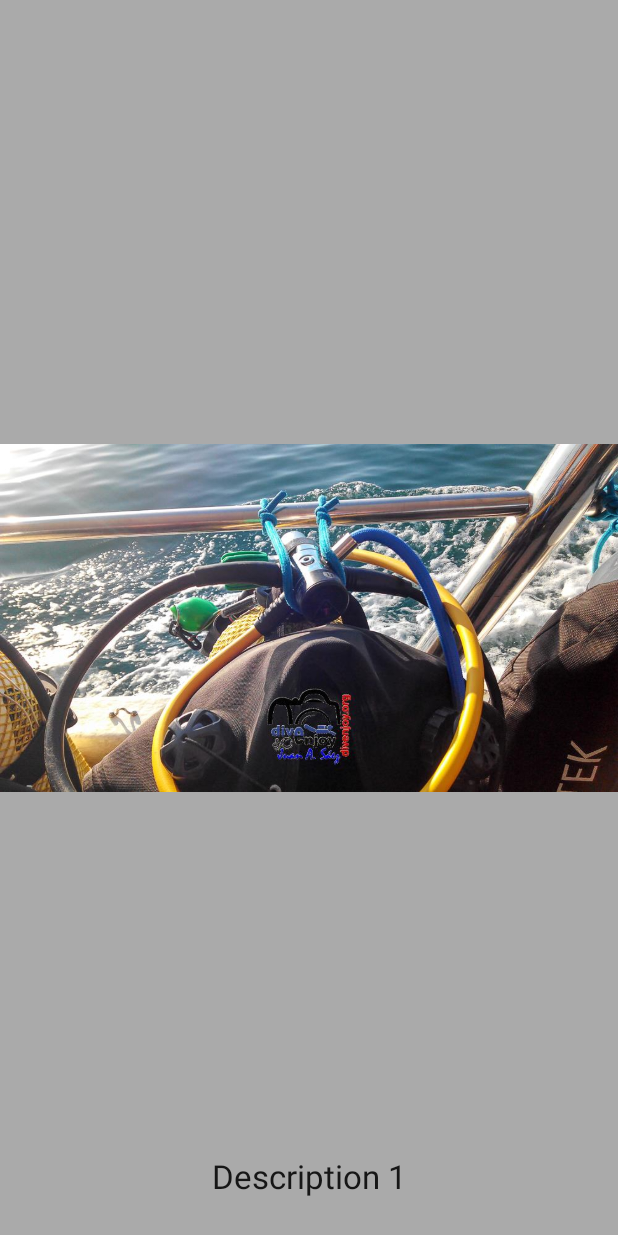
After one commit to cristiancamps93/DiveEnjoy, an Android app: the SwipeImageActivity screen opened directly, with no data from a screen before it, on a phone screen of 412 x 824 dp. The commit adds this screen. Run offline under Robolectric (Android 15) with nearby library versions, the phone set to English and light mode, and no system bars; 1 statement that could not run was skipped.

Commit message:
Implementamos la activity galeria, con las clases showgalleryactivity (enseña la galeria), swipeimageactivity (vista de la imagen), y sus correspondientes layouts. Agregamos el fichero de configuracion /menu/my.xml. Añadimos en el manifest de android las actividades hechas anteriormente mencionadas. Creamos un fichero de arrays en values que contendra todas las descripciones de las imagenes.

```diff
--- a/app/src/main/java/com/example/cristiancamps/diveenjoy/CalendarioActivity.java
+++ b/app/src/main/java/com/example/cristiancamps/diveenjoy/CalendarioActivity.java
@@ -10,7 +10,11 @@ public class CalendarioActivity extends AppCompatActivity {
 
     WebView calendar;
     // correo: buceodisfruta@gmail.com // pass: gCavaliers93
+    //Link html5
     String url = "https://calendar.google.com/calendar/embed?src=buceodisfruta%40gmail.com&ctz=Europe%2FMadrid";
+    //Link web
+    //String url = "https://calendar.google.com/calendar/r?cid=buceodisfruta@gmail.com&cid=2k5diom7ca01m77voko9arcvf8@group.calendar.google.com";
+
 
     @Override
     protected void onCreate(Bundle savedInstanceState) {
--- /dev/null
+++ b/app/src/main/java/com/example/cristiancamps/diveenjoy/SwipeImageActivity.java
@@ -0,0 +1,132 @@
+package com.example.cristiancamps.diveenjoy;
+
+import android.app.Activity;
+import android.content.Context;
+import android.graphics.pdf.PdfDocument;
+import android.os.Bundle;
+import android.os.Parcelable;
+import android.provider.ContactsContract;
+import android.support.annotation.NonNull;
+import android.support.v4.view.PagerAdapter;
+import android.support.v4.view.ViewPager;
+import android.view.LayoutInflater;
+import android.view.ViewGroup;
+import android.view.View;
+import android.widget.LinearLayout;
+import android.widget.ImageView;
+import android.widget.TextView;
+
+
+
+// Clase para visionar las imagenes
+
+public class SwipeImageActivity extends Activity{
+
+    //Hacemos referencia a las imagenes de la carpeta Drawable
+    public static Integer[] Images = new Integer[]{
+            R.drawable.i1, R.drawable.i2, R.drawable.i3,
+            R.drawable.i5, R.drawable.i7, R.drawable.i9,
+            R.drawable.i10, R.drawable.i12, R.drawable.i14
+    };
+
+    private boolean hideSwipeText;
+    private String[] imagesDescriptions;
+
+    public void onCreate (Bundle savedInstanceState){
+        super.onCreate(savedInstanceState);
+        setContentView(R.layout.swipe_images);
+
+        //Obtenemos del gridView de la activity anterior el indice de la imagen que se ha seleccionado
+        String i = getIntent().getStringExtra("position");
+        //Lo pasamos a entero
+        int index = Integer.parseInt(i);
+
+        //Obtenemos la descricion de la imagen seleccionada de la lista de arrays.xml (en values)
+        imagesDescriptions = getResources().getStringArray(R.array.images_descriptions);
+
+        SwipeImagePagerAdapter swipeNewsAdapter = new SwipeImagePagerAdapter();
+        ViewPager newsPager = (ViewPager) findViewById(R.id.swipe_pager);
+        newsPager.setAdapter(swipeNewsAdapter);
+        newsPager.setCurrentItem(index);
+
+        //Interfaz de devolucion de llamada para responder a los cambios de estado de la pagina seleccionada
+
+        newsPager.addOnPageChangeListener(new ViewPager.OnPageChangeListener() {
+            @Override
+            public void onPageScrolled(int i, float v, int i2) {
+                ShowGalleryActivity.mSelected = i;
+            }
+
+            @Override
+            public void onPageSelected(int position) {
+
+            }
+
+            @Override
+            public void onPageScrollStateChanged(int state) {
+
+            }
+        });
+
+    }
+
+    //Creamos el SwipeImagePagerAdapter. Utilizara el layout show_images para cargar la imagen original y las descripciones
+
+    private class SwipeImagePagerAdapter extends PagerAdapter{
+
+        @Override
+        public int getCount() {
+            return ShowGalleryActivity.ImagenesMiniatura.length;
+        }
+
+        @Override
+        public Object instantiateItem (ViewGroup collection, int position){
+            //Layout inflater: Instancia un archivo XML diseño en sus correspondientes objetos
+            LayoutInflater inflater = (LayoutInflater) collection.getContext().getSystemService(Context.LAYOUT_INFLATER_SERVICE);
+
+            //Referenciamos el show_images layout
+            View view = inflater.inflate(R.layout.show_images, null);
+            LinearLayout swipeDescription = (LinearLayout) view.findViewById(R.id.swipe_description);
+
+            if(hideSwipeText){
+                swipeDescription.setVisibility(View.GONE);
+            }
+            hideSwipeText = true;
+
+            //Referenciamos el objeto ImageView del "show_images" layout
+            ImageView imageView = (ImageView) view.findViewById(R.id.gallery_image);
+
+            //Asignamos a cada imageview una imagen de nuestro array de recursos
+            //Usamos setImageResources ya que nuestras imagenes estan almacenadas en una carpeta de recursos en nuestro proyecto
+
+            imageView.setImageResource(Images[position]);
+
+            //Referenciamos el objeto TextView y hacemos lo mismo para las descripciones
+            TextView imageDescription = (TextView)view.findViewById(R.id.image_description);
+
+            //Asignamos el test descriptivo de la imagen al objeto TextView
+            imageDescription.setText(imagesDescriptions[position].toString());
+
+            //Añadimos el view que hemos creado con los objetos imageview y textview
+            collection.addView(view, 0);
+
+            return view;
+
+        }
+
+        //Quitar una pagina para la posicion dada. El adaptador es responsable de quitar la vista de su contenedor
+        //aunque solo debe garantizar esto se hace por el tiempo que regresa de finishupdate(viewgroup)
+
+        @Override
+        public void destroyItem (ViewGroup collection, int position, Object view){
+            collection.removeView((View) view);
+        }
+
+        @Override
+        public boolean isViewFromObject(@NonNull View view, @NonNull Object o) {
+            return (view == o);
+        }
+    }
+
+
+}
--- /dev/null
+++ b/app/src/main/res/layout/show_images.xml
@@ -0,0 +1,49 @@
+<?xml version="1.0" encoding="utf-8"?>
+<RelativeLayout xmlns:android="http://schemas.android.com/apk/res/android"
+    android:layout_width="match_parent"
+    android:layout_height="match_parent"
+    android:background="@android:color/darker_gray">
+
+
+    <ImageView
+        android:id="@+id/gallery_image"
+        android:layout_width="fill_parent"
+        android:layout_height="match_parent"
+        android:scaleType="fitCenter"
+        android:src="@mipmap/ic_launcher" />
+
+    <LinearLayout
+        android:id="@+id/swipe_description"
+        android:layout_width="match_parent"
+        android:layout_height="100dp"
+        android:layout_alignParentTop="true"
+        android:background="@android:color/transparent"
+        android:orientation="vertical">
+
+        <TextView
+            android:layout_width="match_parent"
+            android:layout_height="100dp"
+            android:gravity="center"
+            android:padding="10dp"
+            android:textAppearance="?android:attr/textAppearanceLarge" />
+
+    </LinearLayout>
+
+    <LinearLayout
+        android:layout_width="match_parent"
+        android:layout_height="60dp"
+        android:layout_alignParentBottom="true"
+        android:orientation="vertical">
+
+        <TextView
+            android:id="@+id/image_description"
+            android:layout_width="match_parent"
+            android:layout_height="wrap_content"
+            android:gravity="center"
+            android:padding="5dp"
+            android:text="Descripcion de la imagen"
+            android:textAppearance="?android:attr/textAppearanceLarge" />
+
+
+    </LinearLayout>
+</RelativeLayout>
--- /dev/null
+++ b/app/src/main/res/layout/swipe_images.xml
@@ -0,0 +1,12 @@
+<?xml version="1.0" encoding="utf-8"?>
+<LinearLayout xmlns:android="http://schemas.android.com/apk/res/android"
+    android:layout_width="match_parent"
+    android:layout_height="match_parent">
+    <android.support.v4.view.ViewPager
+        android:layout_width="match_parent"
+        android:layout_height="match_parent"
+        android:id="@+id/swipe_pager"
+        ></android.support.v4.view.ViewPager>
+
+
+</LinearLayout>
--- /dev/null
+++ b/app/src/main/res/values/arrays.xml
@@ -0,0 +1,17 @@
+<?xml version="1.0" encoding="utf-8"?>
+<resources>
+    <!--> Array que contiene la descripcion de las imagenes </-->
+    <string-array name="images_descriptions">
+        <item>Description 1</item>
+        <item>Description 2</item>
+        <item>Description 3</item>
+        <item>Description 4</item>
+        <item>Description 5</item>
+        <item>Description 6</item>
+        <item>Description 7</item>
+        <item>Description 8</item>
+        <item>Description 9</item>
+
+    </string-array>
+
+</resources>
```
Also changed, not shown: app/src/main/AndroidManifest.xml (+21 -0 lines), app/src/main/java/com/example/cristiancamps/diveenjoy/GalleryActivity.java (+19 -0 lines), app/src/main/java/com/example/cristiancamps/diveenjoy/ShowGalleryActivity.java (added, +135 -0 lines), app/src/main/res/layout/activity_gallery.xml (+29 -0 lines), app/src/main/res/layout/images_gallery.xml (added, +16 -0 lines), app/src/main/res/menu/my.xml (added, +9 -0 lines), app/src/main/res/drawable/tibu1.jpg (deleted), app/src/main/res/drawable/tibu3.jpg (deleted), app/src/main/res/drawable/tibu4.jpg (deleted).
